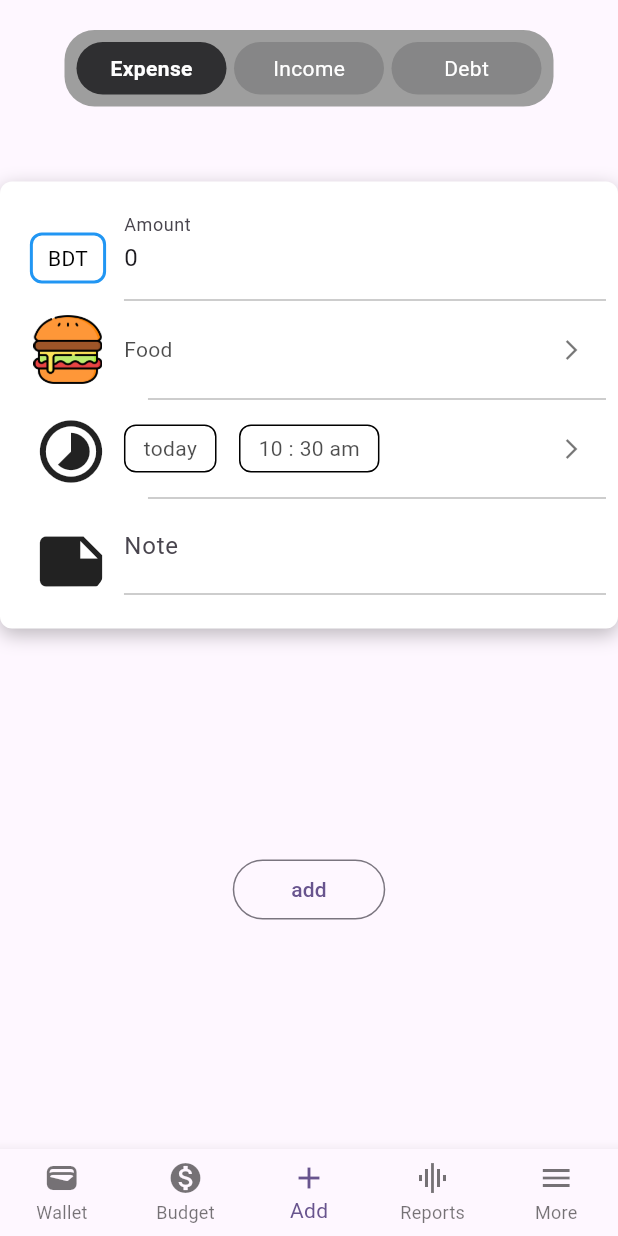
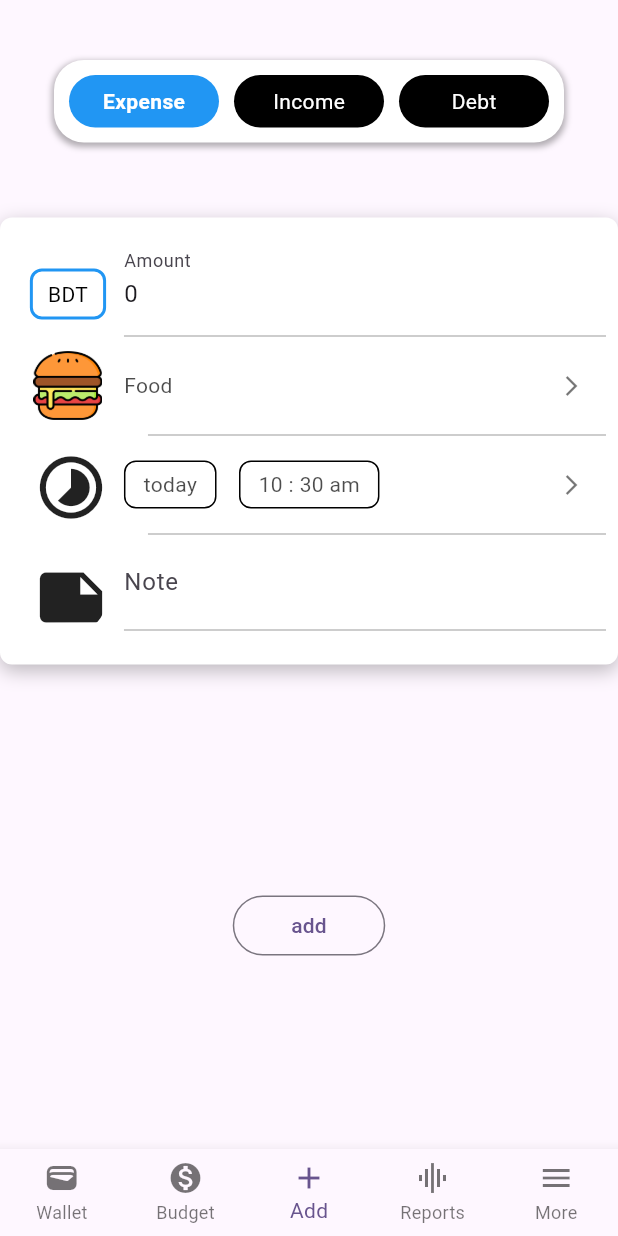
Before and after one commit to Napomini/budget-planner, a Flutter app: the screen it shows once a user with an empty profile is signed in, on a phone screen of 412 x 824 dp. Run offline on Flutter 3.47's test engine with Material 3 defaults, Android fonts, the phone set to English and light mode, and no system bars; our stand-ins replace firebase_auth, firebase_core; accounts and stored records are empty.

Commit message:
UI change2

```diff
--- a/lib/modules/add_transaction_page/add_transaction_page.dart
+++ b/lib/modules/add_transaction_page/add_transaction_page.dart
@@ -49,14 +49,24 @@ class _AddTransactionPageState extends State<AddTransactionPage> {
           const SizedBox(height: 20),
           Center(
             child: Container(
-              decoration: const BoxDecoration(
-                color: Colors.grey,
+              margin: EdgeInsets.only(top: 20.0),
+              decoration: BoxDecoration(
+                color: Color.fromARGB(255, 255, 255, 255),
+                boxShadow: [
+                  BoxShadow(
+                    color: Color.fromARGB(255, 0, 0, 0)
+                        .withOpacity(.3), // Shadow color
+                    spreadRadius: 1, // Spread radius
+                    blurRadius: 3, // Blur radius
+                    offset: const Offset(0, 2),
+                  ),
+                ],
                 borderRadius: BorderRadius.all(Radius.circular(20)),
               ),
               child: Padding(
-                padding: const EdgeInsets.all(8.0),
+                padding: const EdgeInsets.all(10.0),
                 child: SizedBox(
-                  width: 310,
+                  width: 320,
                   child: TripleRail(
                     leading: BuildTransactionTypeButton(
                       title: 'Expense',
@@ -114,9 +124,7 @@ class BuildTransactionTypeButton extends StatelessWidget {
       onTap: () => ontap(),
       child: Container(
         decoration: BoxDecoration(
-          color: isActive
-              ? const Color.fromARGB(255, 47, 47, 49)
-              : const Color.fromARGB(70, 71, 71, 73),
+          color: isActive ? Colors.blue : Color.fromARGB(255, 0, 0, 0),
           borderRadius: const BorderRadius.all(Radius.circular(20)),
         ),
         height: 35,
--- a/lib/modules/home_page/app_bar/appbar.dart
+++ b/lib/modules/home_page/app_bar/appbar.dart
@@ -6,7 +6,7 @@ class CustomAppBar extends StatelessWidget {
   @override
   Widget build(BuildContext context) {
     return Container(
-      color: const Color.fromRGBO(76, 176, 80, 1.0),
+      color: Color.fromARGB(255, 0, 123, 255),
       child: Column(
         children: [
           SafeArea(child: Container()),
```
